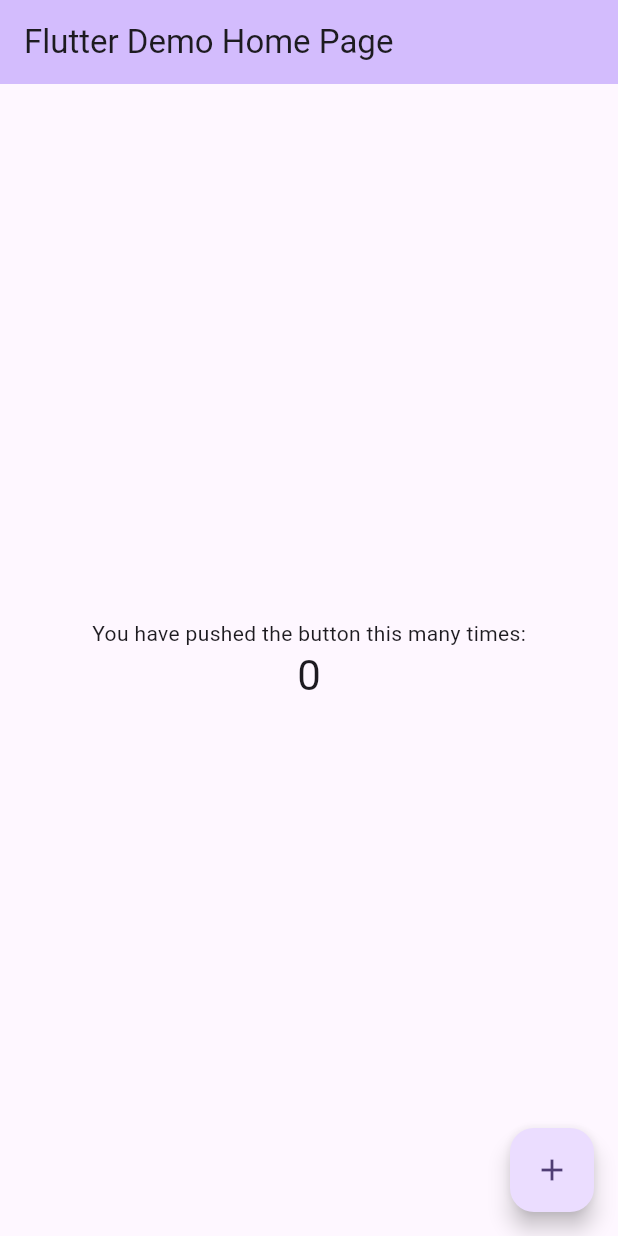
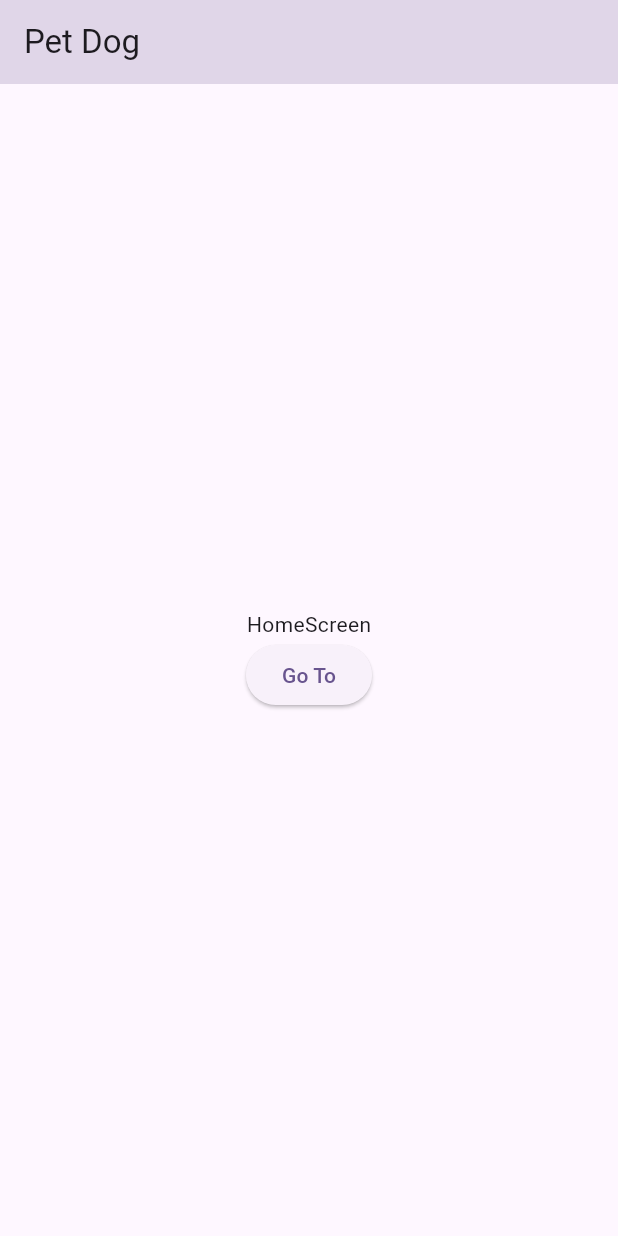
Before and after one commit to AleksandrDeveloper/pet_dog, a Flutter app: the screen it shows after launch, on a phone screen of 412 x 824 dp. Run offline on Flutter 3.47's test engine with Material 2 defaults, Android fonts, the phone set to English and light mode, and no system bars; our stand-ins replace bloc, flutter_bloc, freezed_annotation, get_it, go_router, injectable.

Commit message:
add base routes

```diff
--- /dev/null
+++ b/lib/app.dart
@@ -0,0 +1,39 @@
+import 'package:flutter/material.dart';
+import 'package:flutter_bloc/flutter_bloc.dart';
+import 'package:testtest/domain/repository.dart';
+import 'package:testtest/screens/auth_screen/cubit/auth_cubit.dart';
+import 'package:testtest/utils/di/getit_init.dart';
+import 'package:testtest/utils/route/route.dart';
+
+
+class App extends StatefulWidget {
+  const App({super.key});
+
+  @override
+  State<App> createState() => _AppState();
+}
+
+class _AppState extends State<App> {
+  final List<BlocProvider> providers = [
+    BlocProvider<AuthCubit>(
+      create: (BuildContext context) =>
+          AuthCubit(repository: getIt<Repository>()),
+    ),
+  ];
+
+  @override
+  Widget build(BuildContext context) {
+    final route = getIt<AppRoute>().appRoute;
+    return MultiBlocProvider(
+      providers: providers,
+      child: MaterialApp.router(
+        debugShowCheckedModeBanner: false,
+        routerConfig: route,
+        theme: ThemeData(
+          colorScheme: ColorScheme.fromSeed(seedColor: Colors.deepPurple),
+          useMaterial3: true,
+        ),
+      ),
+    );
+  }
+}
--- /dev/null
+++ b/lib/domain/repository.dart
@@ -0,0 +1,16 @@
+import 'package:injectable/injectable.dart';
+import 'package:testtest/domain/service.dart';
+
+abstract class BaseRepository {
+  void fetchUser() {}
+}
+
+@injectable
+class Repository implements BaseRepository {
+  Repository({required this.service});
+
+  final Service service;
+
+  @override
+  ({String name, int age}) fetchUser() => service.fetchUser();
+}
--- /dev/null
+++ b/lib/domain/service.dart
@@ -0,0 +1,8 @@
+import 'package:injectable/injectable.dart';
+
+@injectable
+class Service {
+  ({String name, int age}) fetchUser() {
+    return (name: 'Alex', age: 33);
+  }
+}
--- a/lib/main.dart
+++ b/lib/main.dart
@@ -1,95 +1,11 @@
 import 'package:flutter/material.dart';
+import 'package:testtest/app.dart';
+import 'package:testtest/utils/di/getit_init.dart';
+import 'package:testtest/utils/route/route.dart';
 
 void main() {
-  runApp(const MyApp());
+  WidgetsFlutterBinding.ensureInitialized();
+  configureDependencies();
+  getIt.registerSingleton<AppRoute>(AppRoute());
+  runApp(const App());
 }
-
-class MyApp extends StatelessWidget {
-  const MyApp({super.key});
-
-  @override
-  Widget build(BuildContext context) {
-    return MaterialApp(
-      title: 'Flutter Demo',
-      theme: ThemeData(
-        colorScheme: ColorScheme.fromSeed(seedColor: Colors.deepPurple),
-        useMaterial3: true,
-      ),
-      home: const MyHomePage(title: 'Flutter Demo Home Page'),
-    );
-  }
-}
-
-class MyHomePage extends StatefulWidget {
-  const MyHomePage({super.key, required this.title});
-
-  final String title;
-
-  @override
-  State<MyHomePage> createState() => _MyHomePageState();
-}
-
-class _MyHomePageState extends State<MyHomePage> {
-  int _counter = 0;
-
-  void _incrementCounter() {
-    setState(() {
-      _counter++;
-    });
-  }
-
-  @override
-  Widget build(BuildContext context) {
-    // This method is rerun every time setState is called, for instance as done
-    // by the _incrementCounter method above.
-    //
-    // The Flutter framework has been optimized to make rerunning build methods
-    // fast, so that you can just rebuild anything that needs updating rather
-    // than having to individually change instances of widgets.
-    return Scaffold(
-      appBar: AppBar(
-        // TRY THIS: Try changing the color here to a specific color (to
-        // Colors.amber, perhaps?) and trigger a hot reload to see the AppBar
-        // change color while the other colors stay the same.
-        backgroundColor: Theme.of(context).colorScheme.inversePrimary,
-        // Here we take the value from the MyHomePage object that was created by
-        // the App.build method, and use it to set our appbar title.
-        title: Text(widget.title),
-      ),
-      body: Center(
-        // Center is a layout widget. It takes a single child and positions it
-        // in the middle of the parent.
-        child: Column(
-          // Column is also a layout widget. It takes a list of children and
-          // arranges them vertically. By default, it sizes itself to fit its
-          // children horizontally, and tries to be as tall as its parent.
-          //
-          // Column has various properties to control how it sizes itself and
-          // how it positions its children. Here we use mainAxisAlignment to
-          // center the children vertically; the main axis here is the vertical
-          // axis because Columns are vertical (the cross axis would be
-          // horizontal).
-          //
-          // TRY THIS: Invoke "debug painting" (choose the "Toggle Debug Paint"
-          // action in the IDE, or press "p" in the console), to see the
-          // wireframe for each widget.
-          mainAxisAlignment: MainAxisAlignment.center,
-          children: <Widget>[
-            const Text(
-              'You have pushed the button this many times:',
-            ),
-            Text(
-              '$_counter',
-              style: Theme.of(context).textTheme.headlineMedium,
-            ),
-          ],
-        ),
-      ),
-      floatingActionButton: FloatingActionButton(
-        onPressed: _incrementCounter,
-        tooltip: 'Increment',
-        child: const Icon(Icons.add),
-      ), // This trailing comma makes auto-formatting nicer for build methods.
-    );
-  }
-}
--- /dev/null
+++ b/lib/modals/user.dart
@@ -0,0 +1,9 @@
+class User {
+  User({
+    required this.name,
+    required this.age,
+  });
+
+  final String name;
+  final int age;
+}
--- a/lib/screens/auth_screen/cubit/auth_cubit.dart
+++ b/lib/screens/auth_screen/cubit/auth_cubit.dart
@@ -1,13 +1,17 @@
 import 'package:bloc/bloc.dart';
 import 'package:freezed_annotation/freezed_annotation.dart';
+import 'package:testtest/domain/repository.dart';
 
 part 'auth_state.dart';
+
 part 'auth_cubit.freezed.dart';
 
 class AuthCubit extends Cubit<AuthState> {
-  AuthCubit() : super(const AuthState());
+  AuthCubit({required this.repository}) : super(const AuthState());
+  final Repository repository;
 
-  (int, String) testVoid(){
-    return (10, 'Alex');
+  ({int age, String name}) testVoid() {
+    final response = repository.fetchUser();
+    return (age: response.age, name: response.name);
   }
 }
--- /dev/null
+++ b/lib/screens/export.dart
@@ -0,0 +1,3 @@
+export '/screens/auth_screen/auth_screen.dart';
+export '/screens/splash_screen/splash_screen.dart';
+export '/screens/home_screen/home_screen.dart';
--- /dev/null
+++ b/lib/screens/home_screen/home_screen.dart
@@ -0,0 +1,37 @@
+import 'package:flutter/material.dart';
+import 'package:go_router/go_router.dart';
+import 'package:testtest/modals/user.dart';
+
+class HomeScreen extends StatefulWidget {
+  const HomeScreen({super.key});
+
+  @override
+  State<HomeScreen> createState() => _HomeScreenState();
+}
+
+class _HomeScreenState extends State<HomeScreen> {
+  @override
+  Widget build(BuildContext context) {
+    return Scaffold(
+      appBar: AppBar(
+        title: const Text('Pet Dog'),
+        backgroundColor: Theme.of(context).primaryColor.withOpacity(0.2),
+
+      ),
+      body: Column(
+        mainAxisAlignment: MainAxisAlignment.center,
+        children: [
+          Center(
+            child: Text('HomeScreen'),
+          ),
+          ElevatedButton(
+              onPressed: () {
+                final user = User(name: 'Alex Frost', age: 33);
+                context.go('/auth', extra: user);
+              },
+              child: Text('Go To')),
+        ],
+      ),
+    );
+  }
+}
--- /dev/null
+++ b/lib/utils/route/route.dart
@@ -0,0 +1,39 @@
+import 'package:flutter/material.dart';
+import 'package:go_router/go_router.dart';
+import 'package:testtest/modals/user.dart';
+import 'package:testtest/screens/export.dart';
+import 'package:testtest/utils/route/transition_page.dart';
+
+class AppRoute {
+  GoRouter appRoute = GoRouter(
+    debugLogDiagnostics: true,
+    initialLocation: '/',
+    routes: <RouteBase>[
+      GoRoute(
+        path: '/',
+        builder: (BuildContext context, GoRouterState state) =>
+            const HomeScreen(),
+        routes: [
+          GoRoute(
+              path: 'auth',
+              pageBuilder: (context, state) {
+                final User user = state.extra as User;
+                return transitionPage(
+                  child: AuthScreen(user: user),
+                  key: state.pageKey,
+                );
+              }),
+          GoRoute(
+            path: 'splash',
+            pageBuilder: (context, state) {
+              return transitionPage(
+                child: const SplashScreen(),
+                key: state.pageKey,
+              );
+            },
+          ),
+        ],
+      ),
+    ],
+  );
+}
--- a/pubspec.yaml
+++ b/pubspec.yaml
@@ -28,6 +28,7 @@ dependencies:
 
   #di
   get_it: ^7.6.0
+  injectable: ^2.1.2
 
   #routing
   go_router: ^10.0.0
@@ -39,6 +40,7 @@ dev_dependencies:
   flutter_lints: ^2.0.0
   build_runner: ^2.4.6
   go_router_builder: ^2.3.0
+  injectable_generator: ^2.1.6
   freezed: ^2.4.1
 
 flutter:
```
Also changed, not shown: lib/screens/auth_screen/auth_screen.dart (+26 -0 lines), lib/screens/splash_screen/splash_screen.dart (added, +19 -0 lines), lib/utils/di/getit_init.dart (added, +13 -0 lines), lib/utils/route/transition_page.dart (added, +22 -0 lines), lib/utils/di/getit_init.config.dart (added), pubspec.lock, 1 other file.
